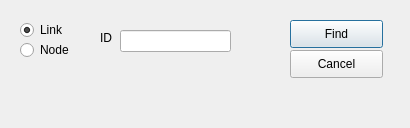
First picture: the form in trunk/gui/ui/find.ui, repository OdedCats/mezzo, before the edit.
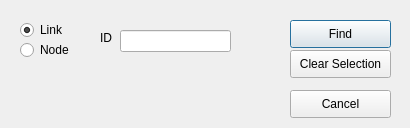
Second picture: the form after the edit.

Commit message: changed the find dialog to be able to select multiple links and or nodes, and clear them with a button

The edit to the form file:
```diff
--- a/trunk/gui/ui/find.ui
+++ b/trunk/gui/ui/find.ui
@@ -76,7 +76,7 @@
     <rect>
      <x>290</x>
      <y>20</y>
-     <width>93</width>
+     <width>101</width>
      <height>28</height>
     </rect>
    </property>
@@ -88,8 +88,8 @@
    <property name="geometry">
     <rect>
      <x>290</x>
-     <y>50</y>
-     <width>93</width>
+     <y>90</y>
+     <width>101</width>
      <height>28</height>
     </rect>
    </property>
@@ -115,6 +115,19 @@
     <string/>
    </property>
   </widget>
+  <widget class="QPushButton" name="clearButton">
+   <property name="geometry">
+    <rect>
+     <x>290</x>
+     <y>50</y>
+     <width>101</width>
+     <height>28</height>
+    </rect>
+   </property>
+   <property name="text">
+    <string>Clear Selection</string>
+   </property>
+  </widget>
  </widget>
  <resources/>
  <connections/>
```
The commit also changes 11 other files.
